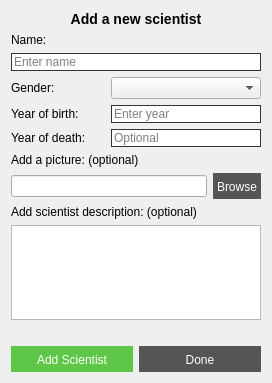
First picture: the form in VL1-project/addscientistwindow.ui, repository birkirk/vln1-35, before the edit.
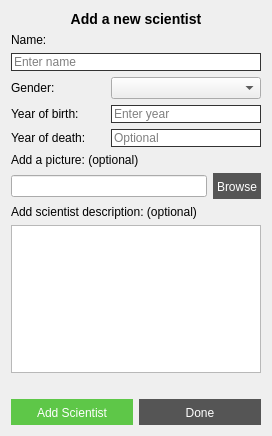
Second picture: the form after the edit.

```diff
--- a/VL1-project/addscientistwindow.ui
+++ b/VL1-project/addscientistwindow.ui
@@ -7,7 +7,7 @@
     <x>0</x>
     <y>0</y>
     <width>272</width>
-    <height>383</height>
+    <height>436</height>
    </rect>
   </property>
   <property name="windowTitle">
```
Left out of the diff: 2 changed lines with no effect on the pictures.
